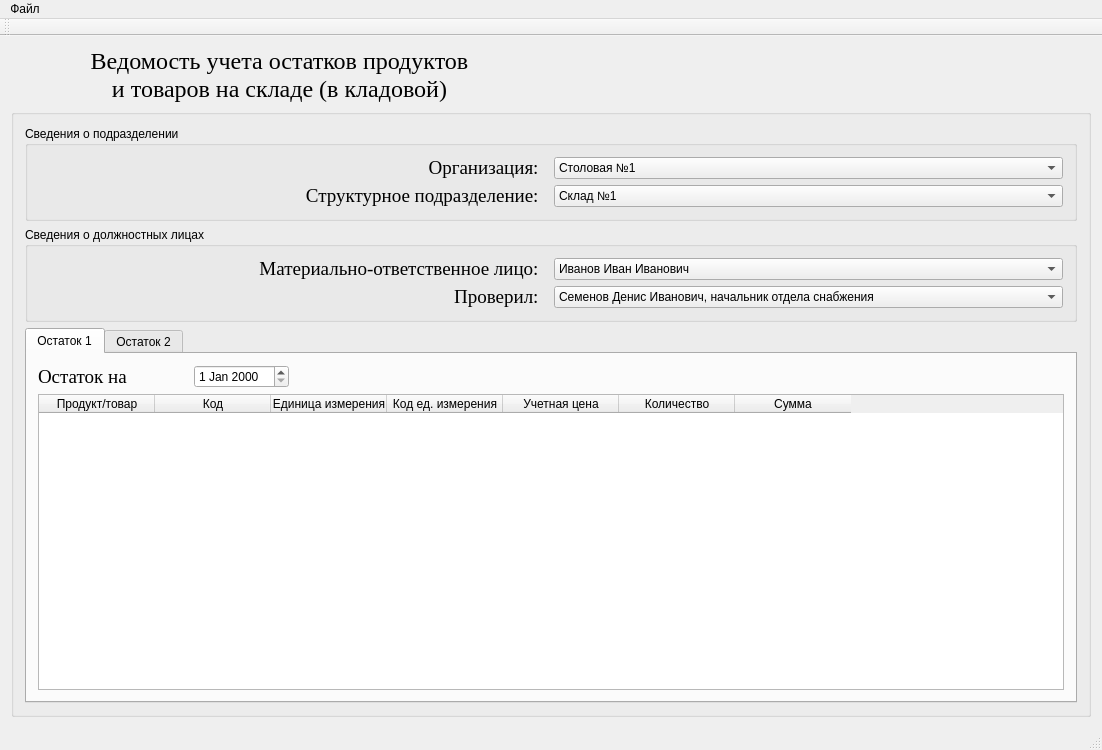
Above: Interface3/mainwindow.ui from Poletayson/Interfaces before the change. Below: the same form after it.
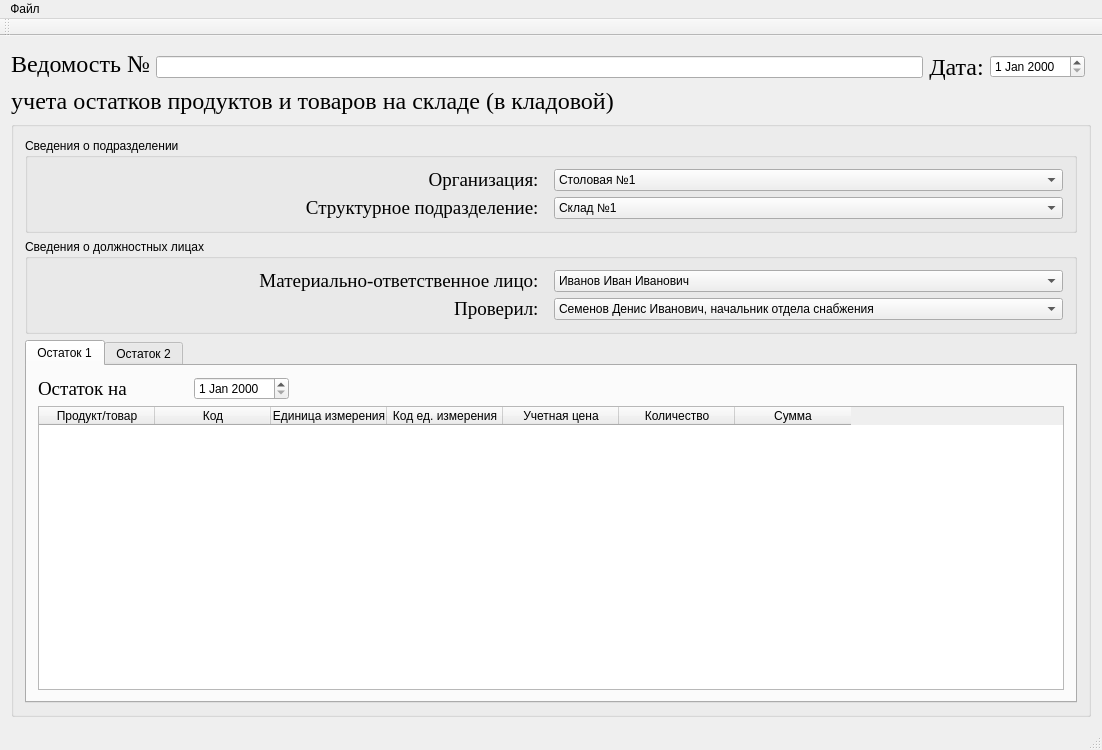
That is the form after the change.

Commit message: Коррекция интерфейса

```diff
--- a/Interface3/mainwindow.ui
+++ b/Interface3/mainwindow.ui
@@ -15,7 +15,10 @@
   </property>
   <widget class="QWidget" name="centralWidget">
    <layout class="QGridLayout" name="gridLayout_3">
-    <item row="0" column="0">
+    <item row="1" column="3">
+     <widget class="QDateEdit" name="dateEdit_2"/>
+    </item>
+    <item row="0" column="0" rowspan="2">
      <widget class="QLabel" name="label_6">
       <property name="sizePolicy">
        <sizepolicy hsizetype="Preferred" vsizetype="Fixed">
@@ -30,8 +33,7 @@
        </font>
       </property>
       <property name="text">
-       <string>Ведомость учета остатков продуктов 
-и товаров на складе (в кладовой)</string>
+       <string>Ведомость №</string>
       </property>
       <property name="textFormat">
        <enum>Qt::AutoText</enum>
@@ -41,7 +43,10 @@
       </property>
      </widget>
     </item>
-    <item row="1" column="0" colspan="2">
+    <item row="1" column="1">
+     <widget class="QLineEdit" name="lineEdit"/>
+    </item>
+    <item row="3" column="0" colspan="5">
      <widget class="QGroupBox" name="groupBox_2">
       <property name="title">
        <string/>
@@ -352,6 +357,56 @@
       </layout>
      </widget>
     </item>
+    <item row="1" column="2">
+     <widget class="QLabel" name="label_9">
+      <property name="sizePolicy">
+       <sizepolicy hsizetype="Preferred" vsizetype="Fixed">
+        <horstretch>0</horstretch>
+        <verstretch>0</verstretch>
+       </sizepolicy>
+      </property>
+      <property name="font">
+       <font>
+        <family>Times New Roman</family>
+        <pointsize>18</pointsize>
+       </font>
+      </property>
+      <property name="text">
+       <string>Дата:</string>
+      </property>
+      <property name="textFormat">
+       <enum>Qt::AutoText</enum>
+      </property>
+      <property name="alignment">
+       <set>Qt::AlignCenter</set>
+      </property>
+     </widget>
+    </item>
+    <item row="2" column="0" colspan="5">
+     <widget class="QLabel" name="label_8">
+      <property name="sizePolicy">
+       <sizepolicy hsizetype="Fixed" vsizetype="Fixed">
+        <horstretch>0</horstretch>
+        <verstretch>0</verstretch>
+       </sizepolicy>
+      </property>
+      <property name="font">
+       <font>
+        <family>Times New Roman</family>
+        <pointsize>18</pointsize>
+       </font>
+      </property>
+      <property name="text">
+       <string>учета остатков продуктов и товаров на складе (в кладовой)</string>
+      </property>
+      <property name="textFormat">
+       <enum>Qt::AutoText</enum>
+      </property>
+      <property name="alignment">
+       <set>Qt::AlignCenter</set>
+      </property>
+     </widget>
+    </item>
    </layout>
   </widget>
   <widget class="QMenuBar" name="menuBar">
```
Left out of the diff: 2 changed lines with no effect on the pictures.
